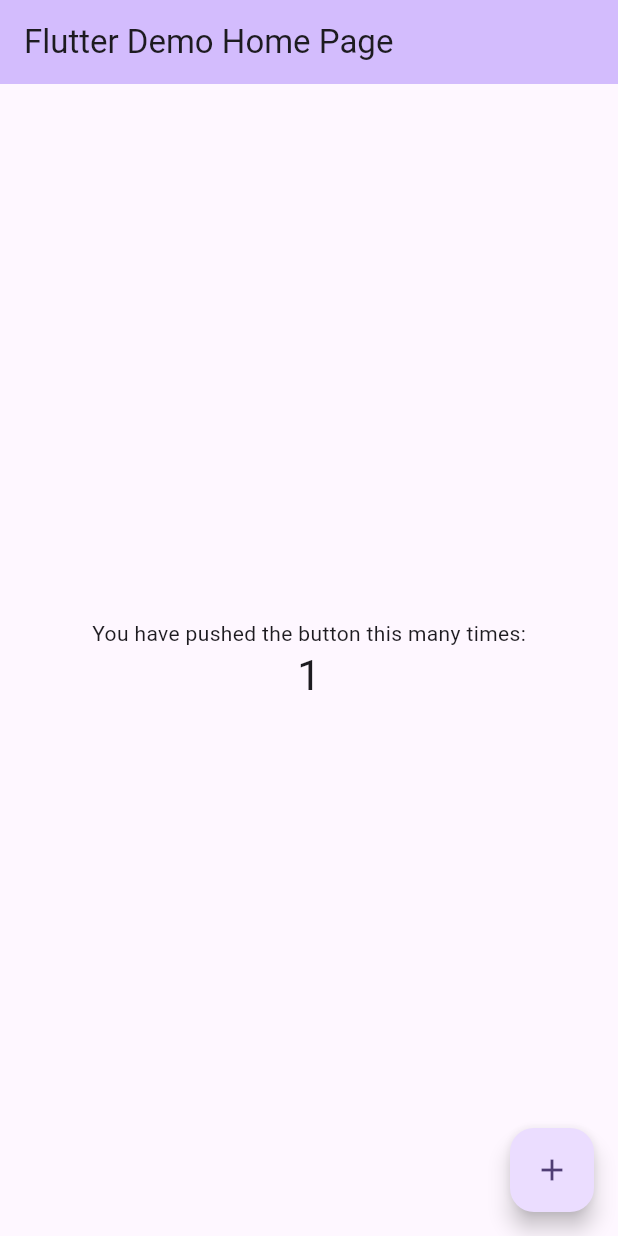
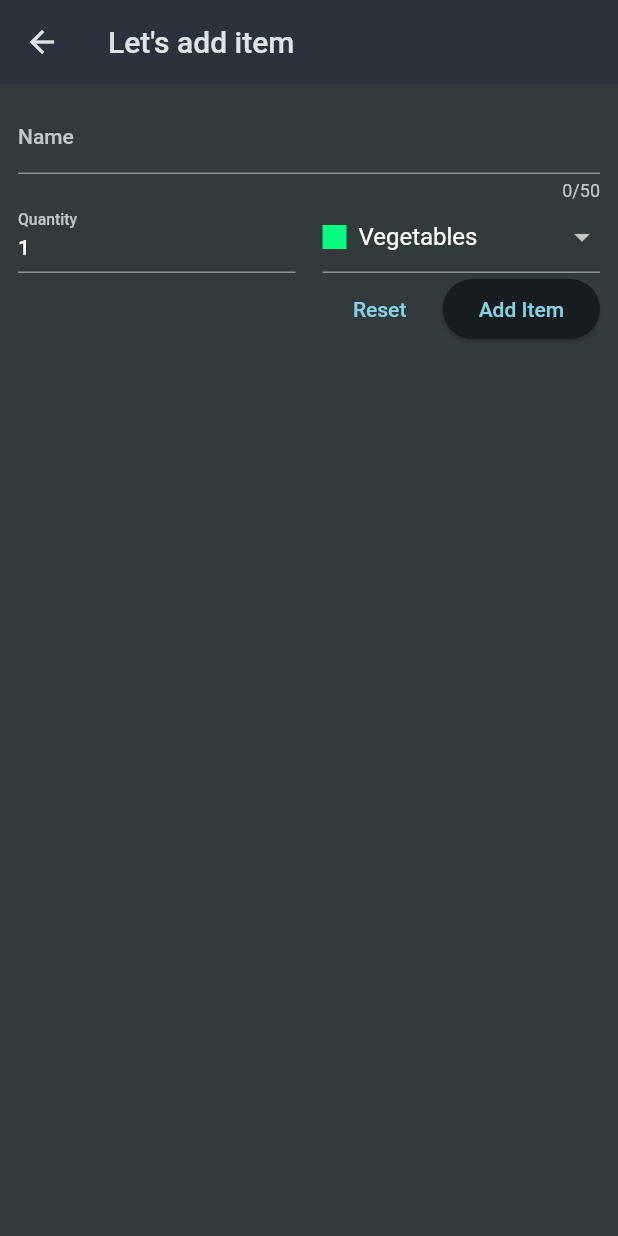
Before and after one commit to vucongtuananh/shopping-list-app, a Flutter app: the screen it shows after launch, after a tap on the "add" icon, on a phone screen of 412 x 824 dp. Run offline on Flutter 3.47's test engine with Material 2 defaults, Android fonts, the phone set to English and light mode, and no system bars.

Commit message:
create database and test the post method successfully

```diff
--- /dev/null
+++ b/lib/data/categories.dart
@@ -0,0 +1,46 @@
+import 'package:flutter/material.dart';
+
+import 'package:shopping_list_app/models/category.dart';
+
+const categories = {
+  Categories.vegetables: Category(
+    'Vegetables',
+    Color.fromARGB(255, 0, 255, 128),
+  ),
+  Categories.fruit: Category(
+    'Fruit',
+    Color.fromARGB(255, 145, 255, 0),
+  ),
+  Categories.meat: Category(
+    'Meat',
+    Color.fromARGB(255, 255, 102, 0),
+  ),
+  Categories.dairy: Category(
+    'Dairy',
+    Color.fromARGB(255, 0, 208, 255),
+  ),
+  Categories.carbs: Category(
+    'Carbs',
+    Color.fromARGB(255, 0, 60, 255),
+  ),
+  Categories.sweets: Category(
+    'Sweets',
+    Color.fromARGB(255, 255, 149, 0),
+  ),
+  Categories.spices: Category(
+    'Spices',
+    Color.fromARGB(255, 255, 187, 0),
+  ),
+  Categories.convenience: Category(
+    'Convenience',
+    Color.fromARGB(255, 191, 0, 255),
+  ),
+  Categories.hygiene: Category(
+    'Hygiene',
+    Color.fromARGB(255, 149, 0, 255),
+  ),
+  Categories.other: Category(
+    'Other',
+    Color.fromARGB(255, 0, 225, 255),
+  ),
+};
--- /dev/null
+++ b/lib/data/dummy_items.dart
@@ -0,0 +1,9 @@
+import 'package:shopping_list_app/data/categories.dart';
+import 'package:shopping_list_app/models/category.dart';
+import 'package:shopping_list_app/models/grocery_item.dart';
+
+final groceryItems = [
+  GroceryItem(id: 'a', name: 'Milk', quantity: 1, category: categories[Categories.dairy]!),
+  GroceryItem(id: 'b', name: 'Bananas', quantity: 5, category: categories[Categories.fruit]!),
+  GroceryItem(id: 'c', name: 'Beef Steak', quantity: 1, category: categories[Categories.meat]!),
+];
--- a/lib/main.dart
+++ b/lib/main.dart
@@ -1,4 +1,5 @@
 import 'package:flutter/material.dart';
+import 'package:shopping_list_app/widgets/grocery_list.dart';
 
 void main() {
   runApp(const MyApp());
@@ -11,115 +12,18 @@ class MyApp extends StatelessWidget {
   @override
   Widget build(BuildContext context) {
     return MaterialApp(
-      title: 'Flutter Demo',
-      theme: ThemeData(
-        // This is the theme of your application.
-        //
-        // TRY THIS: Try running your application with "flutter run". You'll see
-        // the application has a blue toolbar. Then, without quitting the app,
-        // try changing the seedColor in the colorScheme below to Colors.green
-        // and then invoke "hot reload" (save your changes or press the "hot
-        // reload" button in a Flutter-supported IDE, or press "r" if you used
-        // the command line to start the app).
-        //
-        // Notice that the counter didn't reset back to zero; the application
-        // state is not lost during the reload. To reset the state, use hot
-        // restart instead.
-        //
-        // This works for code too, not just values: Most code changes can be
-        // tested with just a hot reload.
-        colorScheme: ColorScheme.fromSeed(seedColor: Colors.deepPurple),
+      debugShowCheckedModeBanner: false,
+      title: 'Flutter Groceries',
+      theme: ThemeData.dark().copyWith(
         useMaterial3: true,
+        colorScheme: ColorScheme.fromSeed(
+          seedColor: const Color.fromARGB(255, 147, 229, 250),
+          brightness: Brightness.dark,
+          surface: const Color.fromARGB(255, 42, 51, 59),
+        ),
+        scaffoldBackgroundColor: const Color.fromARGB(255, 50, 58, 60),
       ),
-      home: const MyHomePage(title: 'Flutter Demo Home Page'),
+      home: const GroceryList(),
     );
   }
 }
-
-class MyHomePage extends StatefulWidget {
-  const MyHomePage({super.key, required this.title});
-
-  // This widget is the home page of your application. It is stateful, meaning
-  // that it has a State object (defined below) that contains fields that affect
-  // how it looks.
-
-  // This class is the configuration for the state. It holds the values (in this
-  // case the title) provided by the parent (in this case the App widget) and
-  // used by the build method of the State. Fields in a Widget subclass are
-  // always marked "final".
-
-  final String title;
-
-  @override
-  State<MyHomePage> createState() => _MyHomePageState();
-}
-
-class _MyHomePageState extends State<MyHomePage> {
-  int _counter = 0;
-
-  void _incrementCounter() {
-    setState(() {
-      // This call to setState tells the Flutter framework that something has
-      // changed in this State, which causes it to rerun the build method below
-      // so that the display can reflect the updated values. If we changed
-      // _counter without calling setState(), then the build method would not be
-      // called again, and so nothing would appear to happen.
-      _counter++;
-    });
-  }
-
-  @override
-  Widget build(BuildContext context) {
-    // This method is rerun every time setState is called, for instance as done
-    // by the _incrementCounter method above.
-    //
-    // The Flutter framework has been optimized to make rerunning build methods
-    // fast, so that you can just rebuild anything that needs updating rather
-    // than having to individually change instances of widgets.
-    return Scaffold(
-      appBar: AppBar(
-        // TRY THIS: Try changing the color here to a specific color (to
-        // Colors.amber, perhaps?) and trigger a hot reload to see the AppBar
-        // change color while the other colors stay the same.
-        backgroundColor: Theme.of(context).colorScheme.inversePrimary,
-        // Here we take the value from the MyHomePage object that was created by
-        // the App.build method, and use it to set our appbar title.
-        title: Text(widget.title),
-      ),
-      body: Center(
-        // Center is a layout widget. It takes a single child and positions it
-        // in the middle of the parent.
-        child: Column(
-          // Column is also a layout widget. It takes a list of children and
-          // arranges them vertically. By default, it sizes itself to fit its
-          // children horizontally, and tries to be as tall as its parent.
-          //
-          // Column has various properties to control how it sizes itself and
-          // how it positions its children. Here we use mainAxisAlignment to
-          // center the children vertically; the main axis here is the vertical
-          // axis because Columns are vertical (the cross axis would be
-          // horizontal).
-          //
-          // TRY THIS: Invoke "debug painting" (choose the "Toggle Debug Paint"
-          // action in the IDE, or press "p" in the console), to see the
-          // wireframe for each widget.
-          mainAxisAlignment: MainAxisAlignment.center,
-          children: <Widget>[
-            const Text(
-              'You have pushed the button this many times:',
-            ),
-            Text(
-              '$_counter',
-              style: Theme.of(context).textTheme.headlineMedium,
-            ),
-          ],
-        ),
-      ),
-      floatingActionButton: FloatingActionButton(
-        onPressed: _incrementCounter,
-        tooltip: 'Increment',
-        child: const Icon(Icons.add),
-      ), // This trailing comma makes auto-formatting nicer for build methods.
-    );
-  }
-}
--- /dev/null
+++ b/lib/models/category.dart
@@ -0,0 +1,9 @@
+import 'package:flutter/material.dart';
+
+enum Categories { vegetables, fruit, meat, dairy, carbs, sweets, spices, convenience, hygiene, other }
+
+class Category {
+  const Category(this.title, this.color);
+  final String title;
+  final Color color;
+}
--- /dev/null
+++ b/lib/models/grocery_item.dart
@@ -0,0 +1,9 @@
+import 'package:shopping_list_app/models/category.dart';
+
+class GroceryItem {
+  const GroceryItem({required this.id, required this.name, required this.quantity, required this.category});
+  final String id;
+  final String name;
+  final int quantity;
+  final Category category;
+}
--- /dev/null
+++ b/lib/widgets/add_item.dart
@@ -0,0 +1,125 @@
+import 'dart:convert';
+
+import 'package:shopping_list_app/data/categories.dart';
+import 'package:flutter/material.dart';
+import 'package:shopping_list_app/models/category.dart';
+import 'package:shopping_list_app/models/grocery_item.dart';
+import 'package:http/http.dart' as http;
+
+class AddItem extends StatefulWidget {
+  const AddItem({super.key});
+
+  @override
+  State<AddItem> createState() => _AddItemState();
+}
+
+class _AddItemState extends State<AddItem> {
+  final _formKey = GlobalKey<FormState>();
+  var _enteredName = '';
+  var _enteredQuantity = 1;
+  var _enteredCategory = categories[Categories.vegetables]!;
+
+  void _saveItem() {
+    if (_formKey.currentState!.validate()) {
+      _formKey.currentState!.save();
+      var url = Uri.https('shopping-list-app-52d8f-default-rtdb.firebaseio.com', 'shopping-list.json');
+      http.post(url, headers: {'Content-type': 'application/json'}, body: json.encode({'name': _enteredName, 'quantity': _enteredQuantity, 'category': _enteredCategory.title}));
+    }
+  }
+
+  @override
+  Widget build(BuildContext context) {
+    return Scaffold(
+      appBar: AppBar(
+        title: const Text("Let's add item"),
+      ),
+      body: Padding(
+        padding: const EdgeInsets.all(12),
+        child: Form(
+            key: _formKey,
+            child: Column(
+              children: [
+                TextFormField(
+                  maxLength: 50,
+                  decoration: const InputDecoration(
+                    label: Text("Name"),
+                  ),
+                  validator: (value) {
+                    if (value == null || value == "" || value.trim().length <= 1 || value.trim().length > 50) {
+                      return "Must be between 1 and 50 characters";
+                    }
+                  },
+                  onSaved: (newValue) {
+                    _enteredName = newValue!;
+                  },
+                ),
+                Row(
+                  crossAxisAlignment: CrossAxisAlignment.end,
+                  children: [
+                    Expanded(
+                      child: TextFormField(
+                        keyboardType: TextInputType.number,
+                        decoration: const InputDecoration(label: Text("Quantity")),
+                        initialValue: _enteredQuantity.toString(),
+                        validator: (value) {
+                          if (value == null || value.isEmpty || int.tryParse(value) == null || int.tryParse(value)! <= 0) {
+                            return "Must be a valid , positive number !";
+                          }
+                        },
+                        onSaved: (newValue) {
+                          _enteredQuantity = int.parse(newValue!);
+                        },
+                      ),
+                    ),
+                    const SizedBox(
+                      width: 18,
+                    ),
+                    Expanded(
+                      child: DropdownButtonFormField(
+                        value: _enteredCategory,
+                        items: [
+                          for (final category in categories.entries)
+                            //duyet 1 map dung .ENTRIES
+                            DropdownMenuItem(
+                                value: category.value,
+                                child: Row(
+                                  children: [
+                                    Container(
+                                      width: 16,
+                                      height: 16,
+                                      color: category.value.color,
+                                    ),
+                                    const SizedBox(
+                                      width: 8,
+                                    ),
+                                    Text(category.value.title)
+                                  ],
+                                ))
+                        ],
+                        onChanged: (value) {
+                          _enteredCategory = value!;
+                        },
+                      ),
+                    ),
+                  ],
+                ),
+                Row(
+                  mainAxisAlignment: MainAxisAlignment.end,
+                  children: [
+                    TextButton(
+                        onPressed: () {
+                          _formKey.currentState!.reset();
+                        },
+                        child: const Text("Reset")),
+                    const SizedBox(
+                      width: 10,
+                    ),
+                    ElevatedButton(onPressed: _saveItem, child: const Text("Add Item"))
+                  ],
+                )
+              ],
+            )),
+      ),
+    );
+  }
+}
--- /dev/null
+++ b/lib/widgets/grocery_list.dart
@@ -0,0 +1,79 @@
+import 'package:flutter/foundation.dart';
+import 'package:flutter/material.dart';
+import 'package:shopping_list_app/data/dummy_items.dart';
+import 'package:shopping_list_app/models/grocery_item.dart';
+import 'package:shopping_list_app/widgets/add_item.dart';
+
+class GroceryList extends StatefulWidget {
+  const GroceryList({super.key});
+
+  @override
+  State<GroceryList> createState() => _GroceryListState();
+}
+
+class _GroceryListState extends State<GroceryList> {
+  final List<GroceryItem> _groceryItems = [];
+
+  void _addItem() async {
+    final newItem = await Navigator.of(context).push<GroceryItem>(MaterialPageRoute(
+      builder: (context) => const AddItem(),
+    ));
+    if (newItem == null) {
+      return;
+    }
+    setState(() {
+      _groceryItems.add(newItem);
+    });
+  }
+
+  void _removeItem(GroceryItem item) {
+    setState(() {
+      _groceryItems.remove(item);
+    });
+  }
+
+  @override
+  Widget build(BuildContext context) {
+    Widget content = Center(
+      child: Column(
+        mainAxisAlignment: MainAxisAlignment.center,
+        children: [
+          Text(
+            'There is not item yet!',
+            style: Theme.of(context).textTheme.titleLarge!.copyWith(fontSize: 20),
+          ),
+          Text(
+            'Please add a new item!',
+            style: Theme.of(context).textTheme.bodyLarge,
+          ),
+        ],
+      ),
+    );
+    if (_groceryItems.isNotEmpty) {
+      content = ListView.builder(
+        itemBuilder: (context, index) => Dismissible(
+          onDismissed: (direction) {
+            _removeItem(_groceryItems[index]);
+          },
+          key: ValueKey(_groceryItems[index].id),
+          child: ListTile(
+            title: Text(_groceryItems[index].name),
+            leading: Container(
+              width: 24,
+              height: 24,
+              color: _groceryItems[index].category.color,
+            ),
+            trailing: Text("${_groceryItems[index].quantity}"),
+          ),
+        ),
+        itemCount: _groceryItems.length,
+      );
+    }
+    return Scaffold(
+        appBar: AppBar(
+          title: const Text("Your groceries"),
+          actions: [IconButton(onPressed: _addItem, icon: const Icon(Icons.add))],
+        ),
+        body: content);
+  }
+}
--- a/pubspec.yaml
+++ b/pubspec.yaml
@@ -35,6 +35,7 @@ dependencies:
   # The following adds the Cupertino Icons font to your application.
   # Use with the CupertinoIcons class for iOS style icons.
   cupertino_icons: ^1.0.2
+  http: ^0.13.6
 
 dev_dependencies:
   flutter_test:
```
Also changed, not shown: pubspec.lock.
